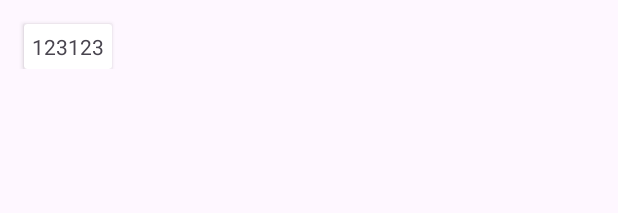
After one commit to Pajka831/Digiteq-Assigment, an Android app: the layout item.xml on its own in the app's theme, with its tools: preview values and no code run, on a phone screen of 412 x 824 dp. The commit adds this screen. Shown: the top 213 px of the screen. Run offline under Robolectric (Android 15) with nearby library versions, the phone set to English and light mode, and no system bars.

Commit message:
Implemented basic RecyclerView

```diff
--- a/app/build.gradle.kts
+++ b/app/build.gradle.kts
@@ -33,6 +33,10 @@ android {
     kotlinOptions {
         jvmTarget = "1.8"
     }
+    buildFeatures {
+        viewBinding = true
+    }
+
 }
 
 dependencies {
--- a/app/src/main/AndroidManifest.xml
+++ b/app/src/main/AndroidManifest.xml
@@ -13,7 +13,7 @@
         android:theme="@style/Theme.DigiteqAssigment"
         tools:targetApi="31">
         <activity
-            android:name=".MainActivity"
+            android:name=".ui.main.MainActivity"
             android:exported="true">
             <intent-filter>
                 <action android:name="android.intent.action.MAIN" />
--- /dev/null
+++ b/app/src/main/res/layout/item.xml
@@ -0,0 +1,23 @@
+<?xml version="1.0" encoding="utf-8"?>
+<androidx.constraintlayout.widget.ConstraintLayout xmlns:android="http://schemas.android.com/apk/res/android"
+    xmlns:app="http://schemas.android.com/apk/res-auto"
+    android:id="@+id/itemView"
+    android:layout_width="wrap_content"
+    android:layout_height="wrap_content">
+    <androidx.cardview.widget.CardView
+        android:id="@+id/card"
+        app:layout_constraintStart_toStartOf="parent"
+        app:layout_constraintTop_toTopOf="parent"
+        app:layout_constraintEnd_toEndOf="parent"
+        android:layout_width="wrap_content"
+        android:layout_height="wrap_content"
+        android:layout_margin="16dp">
+        <TextView
+            android:id="@+id/text_main"
+            android:layout_width="wrap_content"
+            android:layout_height="wrap_content"
+            android:text="123123"
+
+            android:layout_margin="5dp" />
+    </androidx.cardview.widget.CardView>
+</androidx.constraintlayout.widget.ConstraintLayout>
```
Also changed, not shown: app/src/main/java/com/maciejpaja/digiteqassigment/MainActivity.kt (deleted, +0 -20 lines), app/src/main/java/com/maciejpaja/digiteqassigment/ui/ConfigurableLayoutManager.kt (added, +61 -0 lines), app/src/main/java/com/maciejpaja/digiteqassigment/ui/main/MainActivity.kt (added, +30 -0 lines), app/src/main/java/com/maciejpaja/digiteqassigment/ui/main/recyclerview/ItemAdapter.kt (added, +35 -0 lines), app/src/main/res/layout/activity_main.xml (+5 -9 lines).
